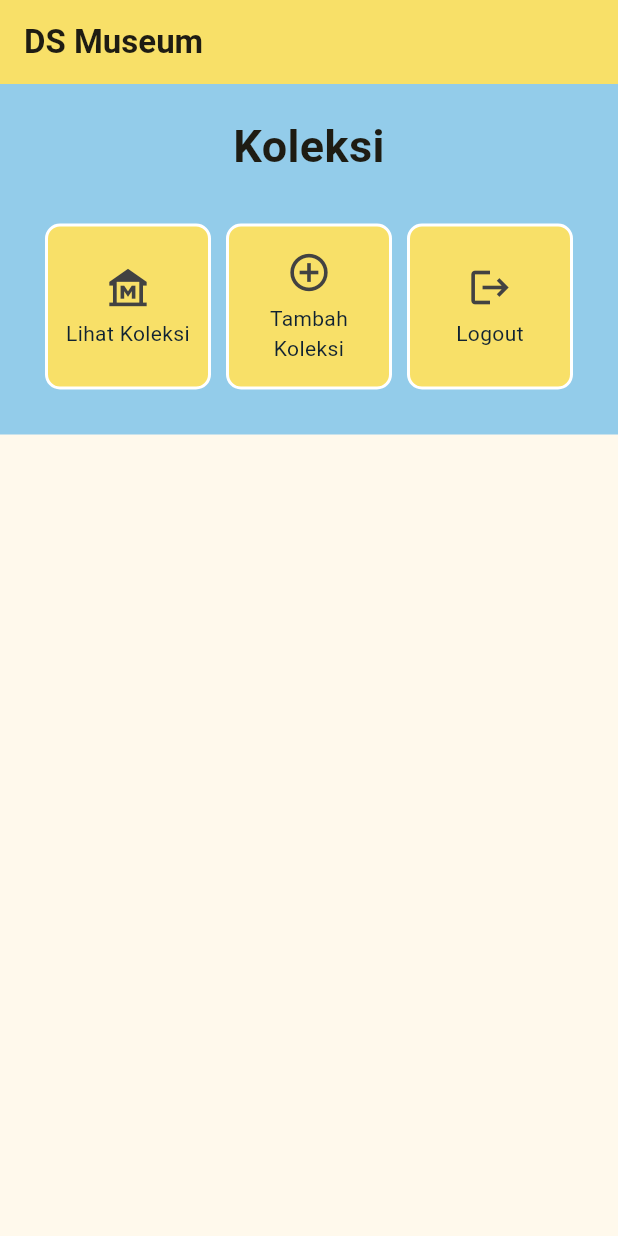
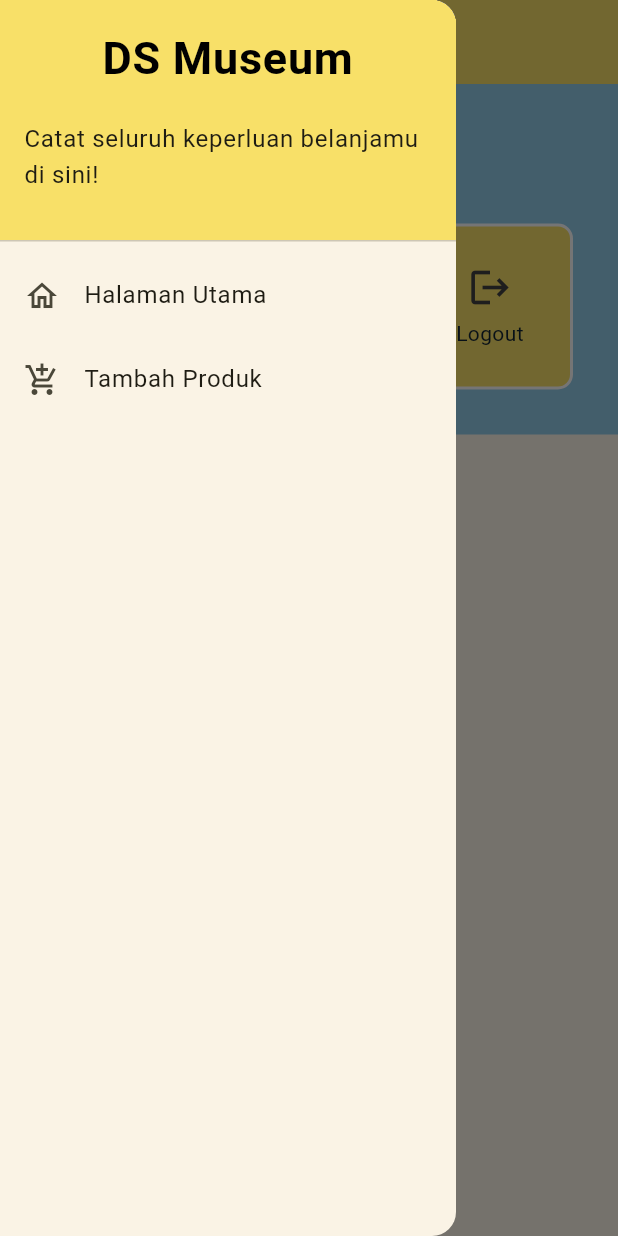
Before and after one commit to ErstevanAlmeida/museum-collection-management-mobile, a Flutter app: the screen it shows after launch, with the side drawer open (before the commit the screen has no drawer), on a phone screen of 412 x 824 dp. Run offline on Flutter 3.47's test engine with Material 2 defaults, Android fonts, the phone set to English and light mode, and no system bars.

Commit message:
Membuat drawer, dan form page, serta melakukan routing untuk tombol tertentu (Tugas 8 selesai (bonus belum))

```diff
--- a/lib/main.dart
+++ b/lib/main.dart
@@ -1,5 +1,5 @@
 import 'package:flutter/material.dart';
-import 'package:museum_collection/menu.dart';
+import 'package:museum_collection/screens/menu.dart';
 
 void main() {
   runApp(const MyApp());
--- a/lib/menu.dart
+++ b/lib/screens/menu.dart
@@ -1,19 +1,15 @@
 import 'package:flutter/material.dart';
-
-class ShopItem {
-  final String name;
-  final IconData icon;
-
-  ShopItem(this.name, this.icon);
-}
+import 'package:museum_collection/screens/collection_form.dart';
+import 'package:museum_collection/widgets/left_drawer.dart';
+import 'package:museum_collection/widgets/collection_card.dart';
 
 class MyHomePage extends StatelessWidget {
     MyHomePage({Key? key}) : super(key: key);
 
-    final List<ShopItem> items = [
-    ShopItem("Lihat Koleksi", Icons.museum_outlined),
-    ShopItem("Tambah Koleksi", Icons.add_circle_outline_outlined),
-    ShopItem("Logout", Icons.logout),
+    final List<MuseumItem> items = [
+    MuseumItem("Lihat Koleksi", Icons.museum_outlined),
+    MuseumItem("Tambah Koleksi", Icons.add_circle_outline_outlined),
+    MuseumItem("Logout", Icons.logout),
 ];
 
   // This widget is the home page of your application. It is stateful, meaning
@@ -43,6 +39,7 @@ class MyHomePage extends StatelessWidget {
           ),
         ),
       ),
+      drawer: const LeftDrawer(),
       body: Container(
         color: const Color.fromARGB(255, 147, 204, 234),
         child: SingleChildScrollView(
@@ -73,9 +70,9 @@ class MyHomePage extends StatelessWidget {
                   mainAxisSpacing: 10,
                   crossAxisCount: 3,
                   shrinkWrap: true,
-                  children: items.map((ShopItem item) {
+                  children: items.map((MuseumItem item) {
                     // Iterasi untuk setiap item
-                    return ShopCard(item);
+                    return CollectionCard(item);
                   }).toList(),
                 ),
               ],
@@ -87,10 +84,10 @@ class MyHomePage extends StatelessWidget {
   }
 }
 
-class ShopCard extends StatelessWidget {
-  final ShopItem item;
+class CollectionCard extends StatelessWidget {
+  final MuseumItem item;
 
-  const ShopCard(this.item, {super.key}); // Constructor
+  const CollectionCard(this.item, {super.key}); // Constructor
 
   @override
   Widget build(BuildContext context) {
@@ -104,6 +101,12 @@ class ShopCard extends StatelessWidget {
             ..hideCurrentSnackBar()
             ..showSnackBar(SnackBar(
                 content: Text("Kamu telah menekan tombol ${item.name}!")));
+
+          // Navigate ke route yang sesuai
+          if (item.name == "Tambah Koleksi") {
+            Navigator.push(context,
+            MaterialPageRoute(builder: (context) => const CollectionFormPage()));
+          }
         },
         child: Container(
           // Container untuk menyimpan Icon dan Text
--- /dev/null
+++ b/lib/widgets/collection_card.dart
@@ -0,0 +1,8 @@
+import 'package:flutter/material.dart';
+
+class MuseumItem {
+  final String name;
+  final IconData icon;
+
+  MuseumItem(this.name, this.icon);
+}
--- /dev/null
+++ b/lib/widgets/left_drawer.dart
@@ -0,0 +1,61 @@
+import 'package:flutter/material.dart';
+import 'package:museum_collection/screens/menu.dart';
+import 'package:museum_collection/screens/collection_form.dart'; // Impor halaman ShopFormPage jika sudah dibuat
+
+class LeftDrawer extends StatelessWidget {
+  const LeftDrawer({super.key});
+
+  @override
+  Widget build(BuildContext context) {
+    return Drawer(
+      child: ListView(
+        children: [
+          const DrawerHeader(
+            decoration: BoxDecoration(
+              color: Color.fromARGB(255, 248, 224, 104),
+            ),
+            child: Column(
+              children: [
+                Text(
+                  'DS Museum',
+                  textAlign: TextAlign.center,
+                  style: TextStyle(
+                    fontSize: 30,
+                    fontWeight: FontWeight.bold,
+                    color: Colors.black,
+                  ),
+                ),
+                Padding(padding: EdgeInsets.all(10)),
+                Text("Catat seluruh keperluan belanjamu di sini!"),
+              ],
+            ),
+          ),
+          ListTile(
+            leading: const Icon(Icons.home_outlined),
+            title: const Text('Halaman Utama'),
+            // Bagian redirection ke MyHomePage
+            onTap: () {
+              Navigator.pushReplacement(
+                  context,
+                  MaterialPageRoute(
+                    builder: (context) => MyHomePage(),
+                  ));
+            },
+          ),
+          ListTile(
+            leading: const Icon(Icons.add_shopping_cart),
+            title: const Text('Tambah Produk'),
+            // Bagian redirection ke CollectionFormPage
+            onTap: () {
+              Navigator.push(
+                context,
+                MaterialPageRoute(
+                  builder: (context) => const CollectionFormPage(),
+                ));
+            },
+          ),
+        ],
+      ),
+    );
+  }
+}
```
Also changed, not shown: lib/screens/collection_form.dart (added, +207 -0 lines), 1 other file.
